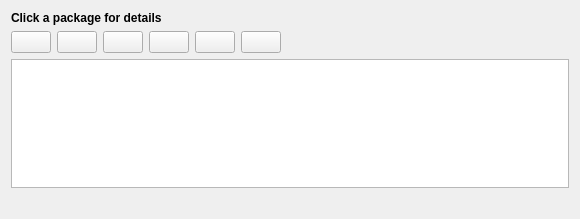
Old version of the form src/MainTab.ui in the repository KDE/discover.
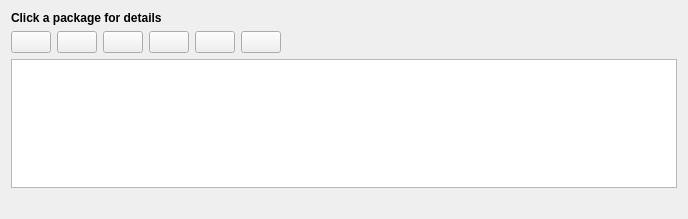
New version of the form. Custom widgets are drawn as their Qt base class.

Commit message: Implement changelog fetching. Fix some tabbing bugs it exposed

```diff
--- a/src/MainTab.ui
+++ b/src/MainTab.ui
@@ -6,7 +6,7 @@
    <rect>
     <x>0</x>
     <y>0</y>
-    <width>543</width>
+    <width>688</width>
     <height>219</height>
    </rect>
   </property>
```
Left out of the diff: 2 changed lines with no effect on the pictures. The commit also changes 2 other files.
